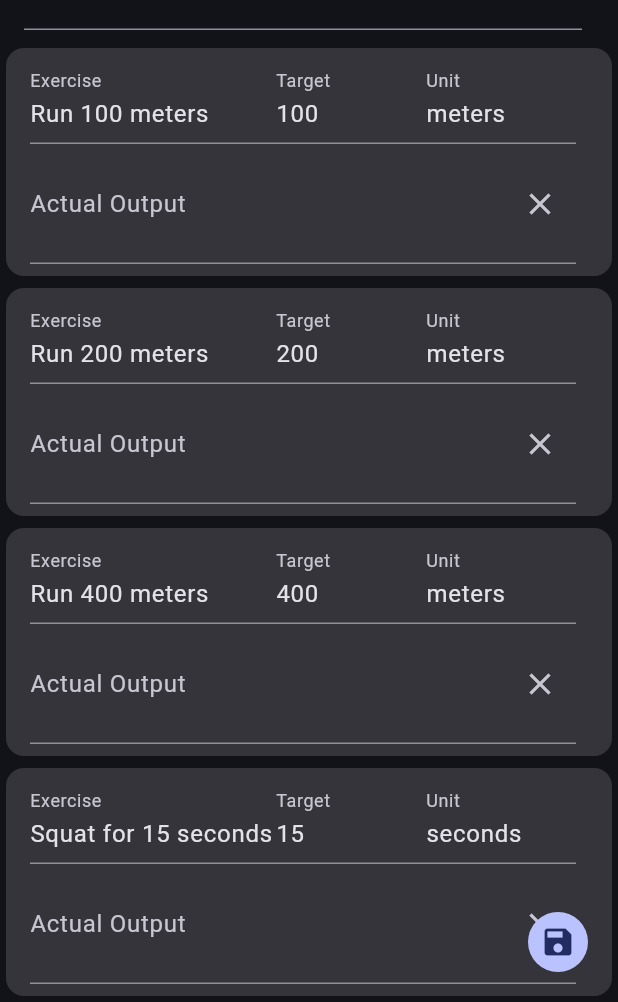
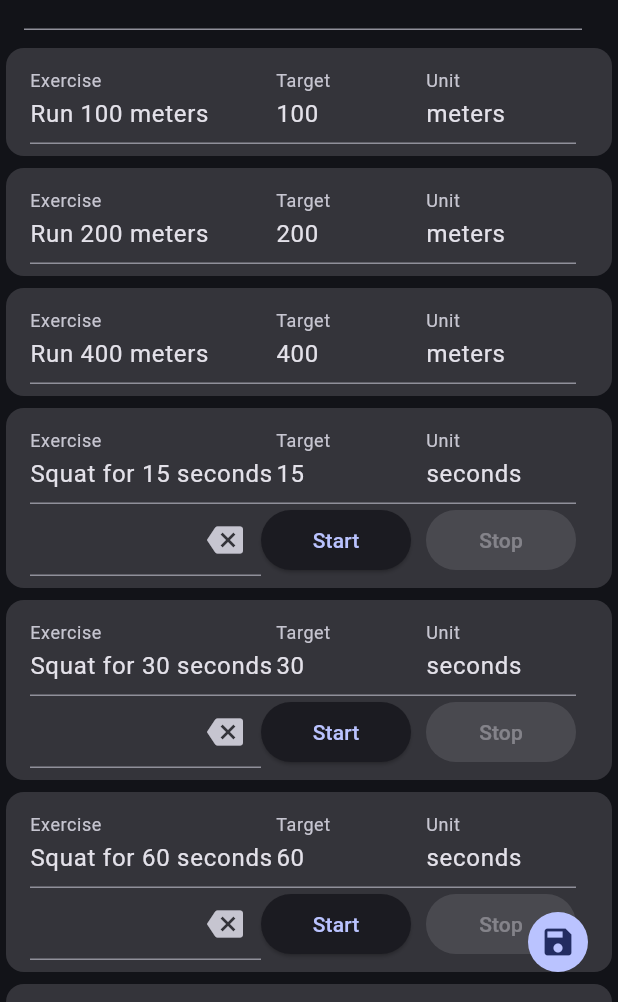
Before and after one commit to ngoantho/flutter-workout-app, a Flutter app: the screen it shows after launch, on a phone screen of 412 x 824 dp, the part 234-1236 px from its top. Run offline on Flutter 3.47's test engine with Material 3 defaults, Android fonts, the phone set to English and light mode, and no system bars; missing offline and left inert: date_only.

Commit message:
recording page: stopwatch method

```diff
--- /dev/null
+++ b/lib/classes/disabled_focus_node.dart
@@ -0,0 +1,6 @@
+import 'package:flutter/material.dart';
+
+class DisabledFocusNode extends FocusNode {
+  @override
+  bool get hasFocus => false;
+}
--- a/lib/models/output.dart
+++ b/lib/models/output.dart
@@ -1,3 +1,5 @@
+import 'package:flutter/material.dart';
+
 class Output {
   int value;
 
@@ -23,3 +25,13 @@ extension StringToOutput on String {
     return Output(int.parse(this));
   }
 }
+
+extension ControllerToOutput on TextEditingController {
+  set output(int value) {
+    Output currentOutput = text.toOutput();
+    currentOutput += value;
+    text = currentOutput.toString();
+  }
+
+  int get output => int.parse(text.toString());
+}
--- /dev/null
+++ b/lib/pages/workout_recording/methods/stopwatch_method.dart
@@ -0,0 +1,68 @@
+import 'dart:async';
+
+import 'package:flutter/material.dart';
+import 'package:homework/classes/disabled_focus_node.dart';
+import 'package:homework/models/output.dart';
+
+class StopwatchMethod extends StatefulWidget {
+  final TextEditingController actualOutputController;
+
+  const StopwatchMethod({super.key, required this.actualOutputController});
+
+  @override
+  State<StopwatchMethod> createState() => _StopwatchMethodState();
+}
+
+class _StopwatchMethodState extends State<StopwatchMethod> {
+  late Stopwatch stopwatch;
+  late Timer timer;
+
+  @override
+  void initState() {
+    super.initState();
+    stopwatch = Stopwatch();
+    timer = Timer.periodic(Duration(milliseconds: 100), (timer) {
+      if (stopwatch.isRunning) {
+        setState(() {
+          widget.actualOutputController.output = stopwatch.elapsed.inSeconds;
+          debugPrint('running: ${widget.actualOutputController.output}');
+        });
+      }
+    });
+  }
+
+  @override
+  Widget build(BuildContext context) {
+    return Row(children: [
+      Expanded(child: TextFormField(
+        controller: widget.actualOutputController,
+        // focusNode: DisabledFocusNode(),
+        decoration: InputDecoration(
+          suffixText: 'seconds',
+          suffixIcon: IconButton(onPressed: widget.actualOutputController.clear, icon: Icon(Icons.backspace))
+        )
+      )),
+      SizedBox(
+        width: 100,
+        child: ElevatedButton(onPressed: stopwatch.isRunning ? null : startStopwatch, child: Text('Start'))
+      ),
+      SizedBox(width: 10,),
+      SizedBox(
+        width: 100,
+        child: ElevatedButton(onPressed: stopwatch.isRunning ? stopStopwatch : null, child: Text('Stop'))
+      )
+    ],);
+  }
+
+  void startStopwatch() {
+    setState(() {
+      stopwatch.start();
+    });
+  }
+
+  void stopStopwatch() {
+    setState(() {
+      stopwatch.stop();
+    });
+  }
+}
--- a/lib/pages/workout_recording/workout_recording.dart
+++ b/lib/pages/workout_recording/workout_recording_card.dart
@@ -1,20 +1,22 @@
 import 'package:flutter/material.dart';
+import 'package:homework/models/measurement_unit.dart';
+import 'package:homework/pages/workout_recording/methods/stopwatch_method.dart';
 import 'package:homework/widgets/readonly_textfield.dart';
 import 'package:homework/models/exercise.dart';
 import 'package:homework/pages/workout_recording/workout_recording_input.dart';
 
-class WorkoutRecording extends StatefulWidget {
+class WorkoutRecordingCard extends StatefulWidget {
   final Exercise exercise;
   final TextEditingController actualOutputController;
 
-  const WorkoutRecording(this.exercise, this.actualOutputController,
+  const WorkoutRecordingCard(this.exercise, this.actualOutputController,
       {super.key});
 
   @override
-  State<WorkoutRecording> createState() => _WorkoutRecordingState();
+  State<WorkoutRecordingCard> createState() => _WorkoutRecordingCardState();
 }
 
-class _WorkoutRecordingState extends State<WorkoutRecording> {
+class _WorkoutRecordingCardState extends State<WorkoutRecordingCard> {
   @override
   Widget build(BuildContext context) {
     return Card.filled(
@@ -36,8 +38,11 @@ class _WorkoutRecordingState extends State<WorkoutRecording> {
                       value: widget.exercise.measurementUnit.name))
             ],
           ),
-          subtitle: WorkoutRecordingInput(
-              widget.actualOutputController, widget.exercise.measurementUnit)),
+          subtitle: switch (widget.exercise.measurementUnit) {
+            MeasurementUnit.seconds => StopwatchMethod(actualOutputController: widget.actualOutputController,), // stopwatch
+            MeasurementUnit.meters => null,
+            MeasurementUnit.repetitions => null
+          }),
     );
   }
 }
--- a/lib/pages/workout_recording/workout_recording_page.dart
+++ b/lib/pages/workout_recording/workout_recording_page.dart
@@ -3,9 +3,9 @@ import 'package:flutter/material.dart';
 import 'package:homework/models/exercise_result.dart';
 import 'package:homework/models/workout.dart';
 import 'package:homework/widgets/readonly_textfield.dart';
-import 'package:homework/models/exercise_result_controller.dart';
+import 'package:homework/classes/exercise_result_controller.dart';
 import 'package:homework/models/workout_plan.dart';
-import 'package:homework/pages/workout_recording/workout_recording.dart';
+import 'package:homework/pages/workout_recording/workout_recording_card.dart';
 import 'package:homework/widgets/common_scaffold.dart';
 
 class WorkoutRecordingPage extends StatefulWidget {
@@ -63,7 +63,7 @@ class _WorkoutRecordingPageState extends State<WorkoutRecordingPage> {
               ),
               Expanded(
                   child: ListView.builder(
-                      itemBuilder: (context, index) => WorkoutRecording(
+                      itemBuilder: (context, index) => WorkoutRecordingCard(
                           _exerciseResultControllers[index].exercise,
                           _exerciseResultControllers[index]
                               .actualOutputController),
--- a/lib/widgets/readonly_textfield.dart
+++ b/lib/widgets/readonly_textfield.dart
@@ -1,9 +1,5 @@
 import 'package:flutter/material.dart';
-
-class DisabledFocusNode extends FocusNode {
-  @override
-  bool get hasFocus => false;
-}
+import 'package:homework/classes/disabled_focus_node.dart';
 
 class ReadonlyTextField extends StatelessWidget {
   final String labelText;
```
Also changed, not shown: lib/classes/exercise_result_controller.dart (renamed from lib/models/exercise_result_controller.dart).
